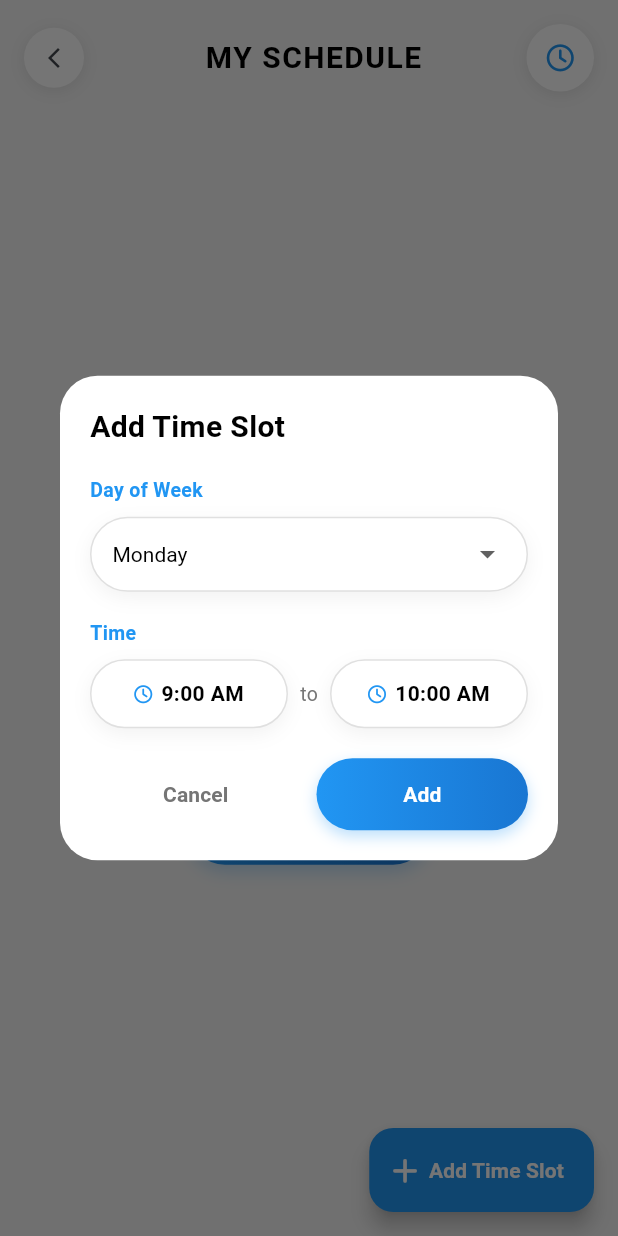
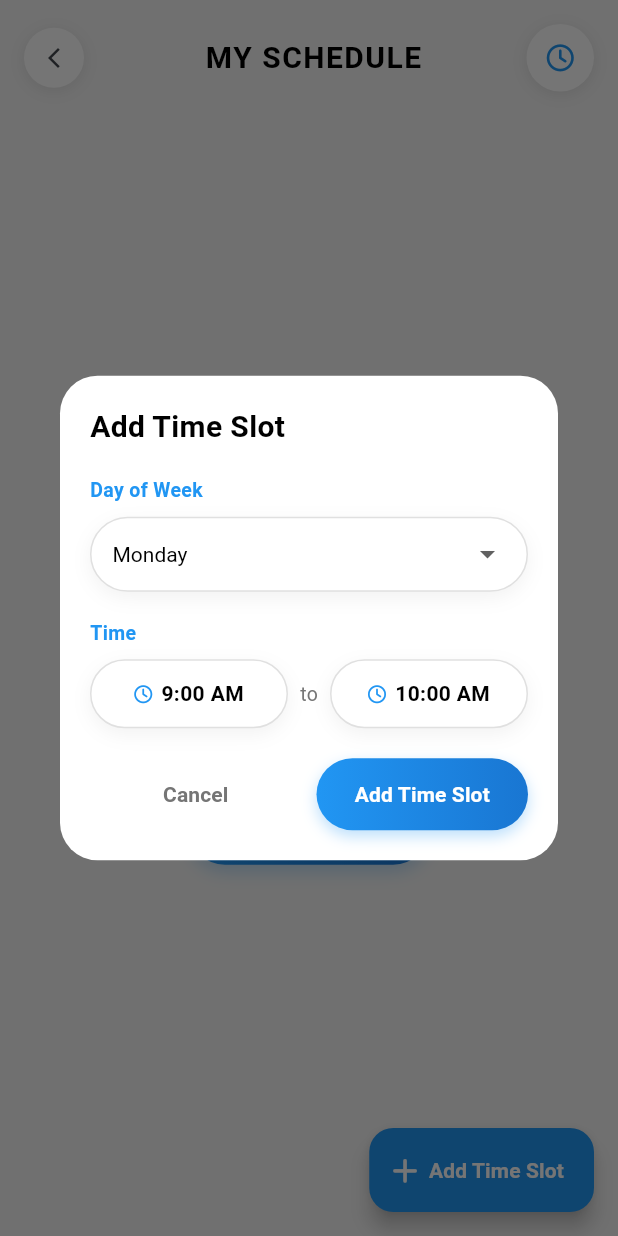
Before and after one commit to 5haa/lingumoro-teacher, a Flutter app: the ScheduleScreen screen opened by its route, after a tap on an icon or button, on a phone screen of 412 x 824 dp. Run offline on Flutter 3.47's test engine with Material 3 defaults, Android fonts, the phone set to English and light mode, and no system bars; our stand-ins replace cached_network_image, dio, file_picker, firebase_core, firebase_messaging, flutter_cache_manager and 8 more; missing offline and left inert: record; accounts and stored records are empty; network calls fail.

Commit message:
translations addded

```diff
--- a/lib/l10n/app_localizations.dart
+++ b/lib/l10n/app_localizations.dart
@@ -276,6 +276,15 @@ abstract class AppLocalizations {
   String get sessionReminders;
   String get chatMessages;
   String get practiceReminders;
+  // Notifications - additional
+  String get allNotificationsMarkedRead;
+  String get clearAllNotificationsTitle;
+  String get clearAllNotificationsMessage;
+  String get clearAllButton;
+  String notificationsCleared(int count);
+  String get readAll;
+  String get clear;
+  String get youreAllCaughtUp;
 
   // Days of week
   String get monday;
@@ -433,6 +442,19 @@ abstract class AppLocalizations {
   String get timeslotsEnabled;
   String get timeslotsDisabled;
 
+  // Schedule management
+  String get myScheduleTitle;
+  String get noScheduleSet;
+  String get addYourAvailableTimeSlots;
+  String get addTimeSlot;
+  String get deleteScheduleTitle;
+  String get deleteScheduleMessage;
+  String get slotLabel;
+  String get slotsLabel;
+  String get dayOfWeekLabel;
+  String get timeLabel;
+  String get toLabel;
+
   // Common additional
   String get level;
   String levelDisplay(int level);
@@ -585,6 +607,26 @@ abstract class AppLocalizations {
   String get attachmentGeneric;
   String get startChatting;
   String get user;
+
+  // Edit Profile
+  String get chooseProfilePicture;
+  String get chooseFromGallery;
+  String get takeAPhoto;
+  String get removePhoto;
+  String errorPickingImage(String error);
+  String get profileUpdatedSuccessfully;
+  String failedToUpdateProfile(String error);
+  String get enterYourFullName;
+  String get pleaseEnterYourName;
+  String get specializationExample;
+  String get tellStudentsAboutYourself;
+  String get introductionVideoYouTubeUrl;
+  String get youtubeUrlHint;
+  String get pleaseEnterValidYouTubeUrl;
+  String get zoomGoogleMeetEtc;
+  String get saveChanges;
+  String get addPhoto;
+  String get changePhoto;
 }
 
 class _AppLocalizationsDelegate extends LocalizationsDelegate<AppLocalizations> {
--- a/lib/screens/schedule/schedule_screen.dart
+++ b/lib/screens/schedule/schedule_screen.dart
@@ -4,6 +4,7 @@ import '../../config/app_colors.dart';
 import '../../widgets/custom_back_button.dart';
 import '../../services/schedule_service.dart';
 import '../../services/auth_service.dart';
+import '../../l10n/app_localizations.dart';
 import 'timeslot_management_screen.dart';
 
 class ScheduleScreen extends StatefulWidget {
@@ -19,15 +20,18 @@ class _ScheduleScreenState extends State<ScheduleScreen> {
   List<Map<String, dynamic>> _schedules = [];
   bool _isLoading = true;
 
-  final List<String> _dayNames = [
-    'Sunday',
-    'Monday',
-    'Tuesday',
-    'Wednesday',
-    'Thursday',
-    'Friday',
-    'Saturday',
-  ];
+  List<String> _getDayNames(BuildContext context) {
+    final l10n = AppLocalizations.of(context);
+    return [
+      l10n.sunday,
+      l10n.monday,
+      l10n.tuesday,
+      l10n.wednesday,
+      l10n.thursday,
+      l10n.friday,
+      l10n.saturday,
+    ];
+  }
 
   @override
   void initState() {
@@ -95,6 +99,7 @@ class _ScheduleScreenState extends State<ScheduleScreen> {
   }
 
   Future<void> _deleteSchedule(String scheduleId) async {
+    final l10n = AppLocalizations.of(context);
     final confirm = await showDialog<bool>(
       context: context,
       builder: (context) => AlertDialog(
@@ -102,17 +107,17 @@ class _ScheduleScreenState extends State<ScheduleScreen> {
           borderRadius: BorderRadius.circular(20),
         ),
         backgroundColor: AppColors.white,
-        title: const Text(
-          'Delete Schedule?',
-          style: TextStyle(
+        title: Text(
+          l10n.deleteScheduleTitle,
+          style: const TextStyle(
             fontSize: 18,
             fontWeight: FontWeight.bold,
             color: AppColors.textPrimary,
           ),
         ),
-        content: const Text(
-          'Are you sure you want to delete this schedule slot?',
-          style: TextStyle(
+        content: Text(
+          l10n.deleteScheduleMessage,
+          style: const TextStyle(
             fontSize: 15,
             color: AppColors.textSecondary,
           ),
@@ -123,9 +128,9 @@ class _ScheduleScreenState extends State<ScheduleScreen> {
             style: TextButton.styleFrom(
               padding: const EdgeInsets.symmetric(horizontal: 20, vertical: 12),
             ),
-            child: const Text(
-              'Cancel',
-              style: TextStyle(
+            child: Text(
+              l10n.cancel,
+              style: const TextStyle(
                 color: AppColors.textSecondary,
                 fontSize: 15,
               ),
@@ -143,9 +148,9 @@ class _ScheduleScreenState extends State<ScheduleScreen> {
                 shadowColor: Colors.transparent,
                 padding: const EdgeInsets.symmetric(horizontal: 20, vertical: 12),
               ),
-              child: const Text(
-                'Delete',
-                style: TextStyle(
+            child: Text(
+              l10n.deleteButton,
+              style: const TextStyle(
                   color: Colors.white,
                   fontSize: 15,
                   fontWeight: FontWeight.w600,
@@ -176,6 +181,7 @@ class _ScheduleScreenState extends State<ScheduleScreen> {
 
   @override
   Widget build(BuildContext context) {
+    final l10n = AppLocalizations.of(context);
     return Scaffold(
       backgroundColor: AppColors.background,
       body: SafeArea(
@@ -188,11 +194,11 @@ class _ScheduleScreenState extends State<ScheduleScreen> {
                 children: [
                   const CustomBackButton(),
                   const SizedBox(width: 12),
-                  const Expanded(
+                  Expanded(
                     child: Text(
-                      'MY SCHEDULE',
+                      l10n.myScheduleTitle,
                       textAlign: TextAlign.center,
-                      style: TextStyle(
+                      style: const TextStyle(
                         fontSize: 20,
                         fontWeight: FontWeight.bold,
                         color: AppColors.textPrimary,
@@ -229,7 +235,7 @@ class _ScheduleScreenState extends State<ScheduleScreen> {
                           ),
                         );
                       },
-                      tooltip: 'Manage 30-min Timeslots',
+                      tooltip: l10n.manageTimeslots,
                     ),
                   ),
                 ],
@@ -259,9 +265,9 @@ class _ScheduleScreenState extends State<ScheduleScreen> {
         onPressed: _addSchedule,
         backgroundColor: AppColors.primary,
         icon: const FaIcon(FontAwesomeIcons.plus, color: Colors.white, size: 18),
-        label: const Text(
-          'Add Time Slot',
-          style: TextStyle(
+        label: Text(
+          l10n.addTimeSlot,
+          style: const TextStyle(
             color: Colors.white,
             fontWeight: FontWeight.w600,
           ),
@@ -271,6 +277,7 @@ class _ScheduleScreenState extends State<ScheduleScreen> {
   }
 
   Widget _buildEmptyState() {
+    final l10n = AppLocalizations.of(context);
     return Center(
       child: Column(
         mainAxisAlignment: MainAxisAlignment.center,
@@ -290,7 +297,7 @@ class _ScheduleScreenState extends State<ScheduleScreen> {
           ),
           const SizedBox(height: 20),
           Text(
-            'No Schedule Set',
+            l10n.noScheduleSet,
             style: TextStyle(
               fontSize: 18,
               fontWeight: FontWeight.bold,
@@ -299,7 +306,7 @@ class _ScheduleScreenState extends State<ScheduleScreen> {
           ),
           const SizedBox(height: 8),
           Text(
-            'Add your available time slots',
+            l10n.addYourAvailableTimeSlots,
             style: TextStyle(
               fontSize: 14,
               color: AppColors.textSecondary.withOpacity(0.5),
@@ -321,9 +328,9 @@ class _ScheduleScreenState extends State<ScheduleScreen> {
             child: ElevatedButton.icon(
               onPressed: _addSchedule,
               icon: const FaIcon(FontAwesomeIcons.plus, color: Colors.white, size: 16),
-              label: const Text(
-                'Add Time Slot',
-                style: TextStyle(
+              label: Text(
+                l10n.addTimeSlot,
+                style: const TextStyle(
                   color: Colors.white,
                   fontWeight: FontWeight.w600,
                 ),
@@ -408,7 +415,7 @@ class _ScheduleScreenState extends State<ScheduleScreen> {
                     const SizedBox(width: 10),
                     Expanded(
                       child: Text(
-                        _dayNames[dayOfWeek],
+                        _getDayNames(context)[dayOfWeek],
                         style: const TextStyle(
                           fontSize: 16,
                           fontWeight: FontWeight.bold,
@@ -423,7 +430,7 @@ class _ScheduleScreenState extends State<ScheduleScreen> {
                         borderRadius: BorderRadius.circular(20),
                       ),
                       child: Text(
-                        '${daySchedules.length} ${daySchedules.length == 1 ? 'slot' : 'slots'}',
+                        '${daySchedules.length} ${daySchedules.length == 1 ? AppLocalizations.of(context).slotLabel : AppLocalizations.of(context).slotsLabel}',
                         style: const TextStyle(
                           fontSize: 11,
                           fontWeight: FontWeight.w600,
@@ -502,7 +509,7 @@ class _ScheduleScreenState extends State<ScheduleScreen> {
                                 ),
                                 const SizedBox(height: 2),
                                 Text(
-                                  isAvailable ? 'Available' : 'Unavailable',
+                                  isAvailable ? AppLocalizations.of(context).available : AppLocalizations.of(context).disabled,
                                   style: TextStyle(
                                     fontSize: 11,
                                     color: isAvailable
@@ -569,15 +576,18 @@ class _AddScheduleDialogState extends State<AddScheduleDialog> {
   TimeOfDay _startTime = const TimeOfDay(hour: 9, minute: 0);
   TimeOfDay _endTime = const TimeOfDay(hour: 10, minute: 0);
 
-  final List<String> _dayNames = [
-    'Sunday',
-    'Monday',
-    'Tuesday',
-    'Wednesday',
-    'Thursday',
-    'Friday',
-    'Saturday',
-  ];
+  List<String> _getDayNames(BuildContext context) {
+    final l10n = AppLocalizations.of(context);
+    return [
+      l10n.sunday,
+      l10n.monday,
+      l10n.tuesday,
+      l10n.wednesday,
+      l10n.thursday,
+      l10n.friday,
+      l10n.saturday,
+    ];
+  }
 
   Future<void> _selectStartTime() async {
     final time = await showTimePicker(
@@ -622,6 +632,7 @@ class _AddScheduleDialogState extends State<AddScheduleDialog> {
 
   @override
   Widget build(BuildContext context) {
+    final l10n = AppLocalizations.of(context);
     return Dialog(
       shape: RoundedRectangleBorder(
         borderRadius: BorderRadius.circular(25),
@@ -635,9 +646,9 @@ class _AddScheduleDialogState extends State<AddScheduleDialog> {
             crossAxisAlignment: CrossAxisAlignment.start,
             children: [
               // Title
-              const Text(
-                'Add Time Slot',
-                style: TextStyle(
+              Text(
+                l10n.addTimeSlot,
+                style: const TextStyle(
                   fontSize: 20,
                   fontWeight: FontWeight.bold,
                   color: AppColors.textPrimary,
@@ -646,9 +657,9 @@ class _AddScheduleDialogState extends State<AddScheduleDialog> {
               const SizedBox(height: 18),
 
               // Day Selection
-              const Text(
-                'Day of Week',
-                style: TextStyle(
+              Text(
+                l10n.dayOfWeekLabel,
+                style: const TextStyle(
                   fontSize: 13,
                   fontWeight: FontWeight.w600,
                   color: AppColors.primary,
@@ -686,7 +697,7 @@ class _AddScheduleDialogState extends State<AddScheduleDialog> {
                   items: List.generate(7, (index) {
                     return DropdownMenuItem(
                       value: index,
-                      child: Text(_dayNames[index]),
+                      child: Text(_getDayNames(context)[index]),
                     );
                   }),
                   onChanged: (value) {
@@ -700,9 +711,9 @@ class _AddScheduleDialogState extends State<AddScheduleDialog> {
               const SizedBox(height: 18),
 
               // Time Selection
-              const Text(
-                'Time',
-                style: TextStyle(
+              Text(
+                l10n.timeLabel,
+                style: const TextStyle(
                   fontSize: 13,
                   fontWeight: FontWeight.w600,
                   color: AppColors.primary,
@@ -758,11 +769,11 @@ class _AddScheduleDialogState extends State<AddScheduleDialog> {
                       ),
                     ),
                   ),
-                  const Padding(
-                    padding: EdgeInsets.symmetric(horizontal: 8),
+                  Padding(
+                    padding: const EdgeInsets.symmetric(horizontal: 8),
                     child: Text(
-                      'to',
-                      style: TextStyle(
+                      l10n.toLabel,
+                      style: const TextStyle(
                         fontSize: 13,
                         color: AppColors.textSecondary,
                       ),
@@ -831,9 +842,9 @@ class _AddScheduleDialogState extends State<AddScheduleDialog> {
                           borderRadius: BorderRadius.circular(30),
                         ),
                       ),
-                      child: const Text(
-                        'Cancel',
-                        style: TextStyle(
+                      child: Text(
+                        l10n.cancel,
+                        style: const TextStyle(
                           color: AppColors.textSecondary,
                           fontSize: 14,
                           fontWeight: FontWeight.w600,
@@ -865,9 +876,9 @@ class _AddScheduleDialogState extends State<AddScheduleDialog> {
                             borderRadius: BorderRadius.circular(30),
                           ),
                         ),
-                        child: const Text(
-                          'Add',
-                          style: TextStyle(
+                        child: Text(
+                          l10n.addTimeSlot,
+                          style: const TextStyle(
                             color: Colors.white,
                             fontSize: 14,
                             fontWeight: FontWeight.w600,
```
Also changed, not shown: lib/l10n/app_localizations_ar.dart (+78 -0 lines), lib/l10n/app_localizations_en.dart (+78 -0 lines), lib/l10n/app_localizations_es.dart (+78 -0 lines), lib/screens/notifications/notifications_screen.dart (+31 -25 lines), lib/screens/profile/edit_profile_screen.dart (+31 -30 lines).
